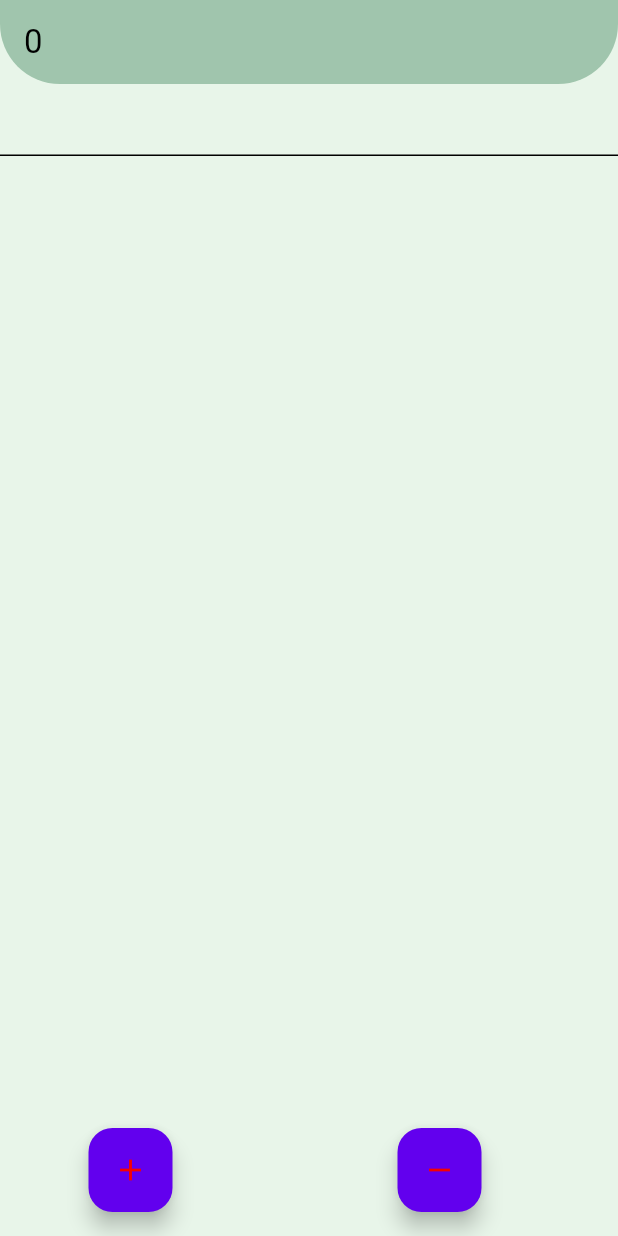
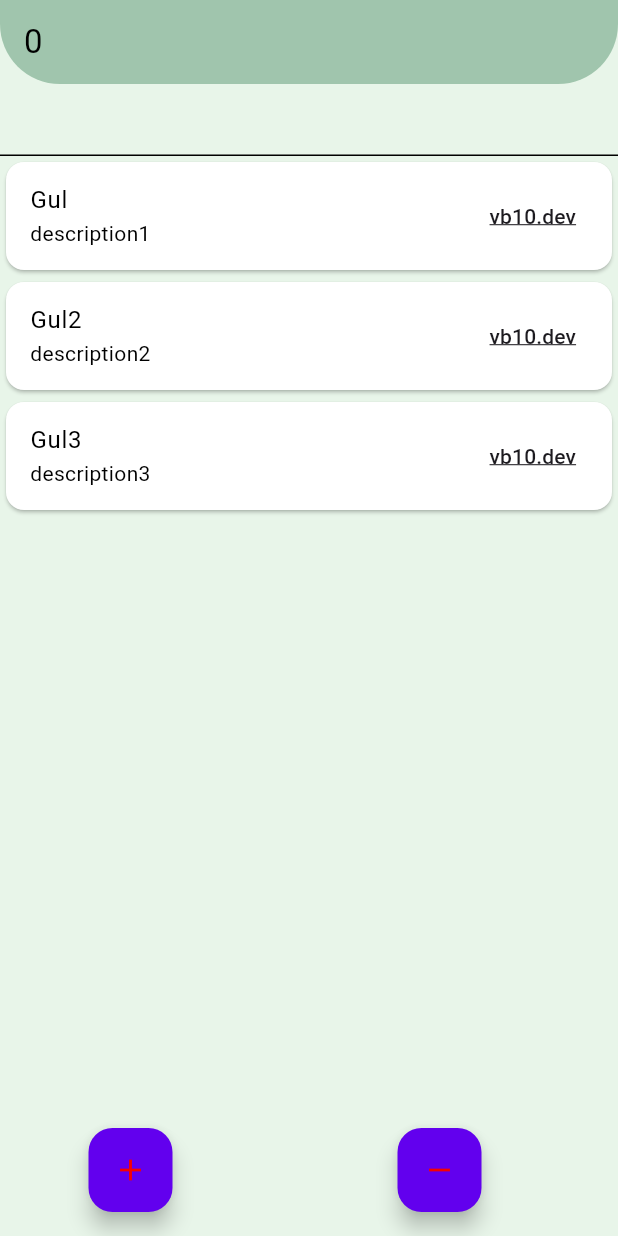
Before and after one commit to Deniz000/flutter, a Flutter app: the screen it shows after launch, after a tap on the "remove" icon, on a phone screen of 412 x 824 dp. Run offline on Flutter 3.47's test engine with Material 3 defaults, Android fonts, the phone set to English and light mode, and no system bars; our stand-ins replace dio, font_awesome_flutter, geocoding, geolocator, lottie, shared_preferences and 1 more.

Commit message:
cache ..

```diff
--- a/learning1/lib/202/cache/shared_manager.dart
+++ b/learning1/lib/202/cache/shared_manager.dart
@@ -18,9 +18,19 @@ class SharedManager {
     return (preferences?.setInt(key, value) ?? false);
   }
 
+  Future<bool> saveStringItems(String key, List<String> value) async {
+    checkPreferences();
+    return (preferences?.setStringList(key, value) ?? false);
+  }
+
   int? getInt(String key) {
     checkPreferences();
     return preferences?.getInt(key);
+  }
+
+  List<String>? getStringItems(String key) {
+    checkPreferences();
+    return preferences?.getStringList(key);
   }
 
   Future<bool> removeItem(String key) async {
--- a/learning1/lib/202/cache/shared_preference_learn.dart
+++ b/learning1/lib/202/cache/shared_preference_learn.dart
@@ -1,5 +1,7 @@
 import 'package:flutter/material.dart';
 import 'package:learning1/202/cache/shared_manager.dart';
+import 'package:learning1/202/cache/user.dart';
+import 'package:learning1/202/cache/user_cache/user_cache_manager.dart';
 import 'package:shared_preferences/shared_preferences.dart';
 
 class SharedLearn extends StatefulWidget {
@@ -13,12 +15,14 @@ class _SharedLearnState extends LoadingStateful<SharedLearn> {
   late final SharedPreferences prefs;
   int _currentValue = 0;
   late final SharedManager _manager;
+  late final UserCacheManager _userCacheManager;
 
   @override
   initState() {
     super.initState();
     _manager = SharedManager();
     initManager();
+    _userCacheManager = UserCacheManager(_manager);
   }
 
   Future<void> initManager() async {
@@ -59,8 +63,15 @@ class _SharedLearnState extends LoadingStateful<SharedLearn> {
           _deleteButton(),
         ],
       ),
-      body: TextField(
-        onChanged: (value) => onChanged(value),
+      body: Column(
+        children: [
+          TextField(
+            onChanged: (value) => onChanged(value),
+          ),
+          Expanded(
+            child: UserListView(),
+          )
+        ],
       ),
     );
   }
@@ -71,6 +82,7 @@ class _SharedLearnState extends LoadingStateful<SharedLearn> {
       onPressed: () async {
         await _manager.saveInt(SharedKeys.counter.name, _currentValue);
         onChanged(_manager.getInt(SharedKeys.counter.name).toString());
+        _userCacheManager.saveItems(UserItem().users);
       },
     );
   }
@@ -80,8 +92,36 @@ class _SharedLearnState extends LoadingStateful<SharedLearn> {
       child: Icon(Icons.remove),
       onPressed: () async {
         _manager.removeItem(SharedKeys.counter.name);
+        print(_userCacheManager.getUsers());
       },
     );
+  }
+}
+
+class UserListView extends StatelessWidget {
+  UserListView({
+    super.key,
+  });
+
+  final List<User> _users = UserItem().users;
+
+  @override
+  Widget build(BuildContext context) {
+    return ListView.builder(
+        itemCount: _users.length,
+        itemBuilder: (context, index) {
+          return Card(
+            child: ListTile(
+              title: Text(_users[index].name ?? ''),
+              subtitle: Text(_users[index].description ?? ''),
+              trailing: Text(_users[index].url ?? '',
+                  style: Theme.of(context)
+                      .textTheme
+                      .labelLarge
+                      ?.copyWith(decoration: TextDecoration.underline)),
+            ),
+          );
+        });
   }
 }
 
@@ -95,4 +135,27 @@ abstract class LoadingStateful<T extends SharedLearn> extends State<T> {
   }
 }
 
-enum SharedKeys { counter }
+enum SharedKeys { counter, users }
+
+class UserItem {
+  late final List<User> users;
+  UserItem() {
+    users = [
+      User(
+        "Gul",
+        "description1",
+        "vb10.dev",
+      ),
+      User(
+        "Gul2",
+        "description2",
+        "vb10.dev",
+      ),
+      User(
+        "Gul3",
+        "description3",
+        "vb10.dev",
+      ),
+    ];
+  }
+}
--- /dev/null
+++ b/learning1/lib/202/cache/user.dart
@@ -0,0 +1,21 @@
+class User {
+  String? name;
+  String? description;
+  String? url;
+
+  User(this.name, this.description, this.url);
+
+  User.fromJson(Map<String, dynamic> json) {
+    name = json['name'];
+    description = json['description'];
+    url = json['url'];
+  }
+
+  Map<String, dynamic> toJson() {
+    final Map<String, dynamic> data = <String, dynamic>{};
+    data['name'] = name;
+    data['description'] = description;
+    data['url'] = url;
+    return data;
+  }
+}
--- /dev/null
+++ b/learning1/lib/202/cache/user_cache/user_cache_manager.dart
@@ -0,0 +1,36 @@
+import 'dart:convert';
+
+import 'package:learning1/202/cache/shared_manager.dart';
+import 'package:learning1/202/cache/shared_preference_learn.dart';
+import 'package:learning1/202/cache/user.dart';
+
+class UserCacheManager {
+  final SharedManager sharedManager;
+
+  UserCacheManager(this.sharedManager);
+
+  void saveItems(List<User> users) {
+    //json aslında bir dizedir(string) bu kod da user's json formatında
+    //bir String'e dönüştürür. Bizim de bu formatta string'e ihtiyacımız var.
+    final _items =
+        users.map((element) => jsonEncode(element.toJson())).toList();
+    sharedManager.saveStringItems(SharedKeys.users.name, _items);
+  }
+
+  List<User>? getUsers() {
+    final items = sharedManager.getStringItems(SharedKeys.users.name);
+    //items?.isNotEmpty ifadesi null ise false döndürür.
+    // şunun alternativi if (items != null && items.isNotEmpty)
+    //null işe baacak bir şey yok false dön!
+    if (items?.isNotEmpty ?? false) {
+      return items!.map((element) {
+        final jsonObject = jsonDecode(element);
+        if (jsonObject is Map<String, dynamic>) {
+          return User.fromJson(jsonObject);
+        }
+        return User('', '', '');
+      }).toList();
+    }
+    return null;
+  }
+}
```
